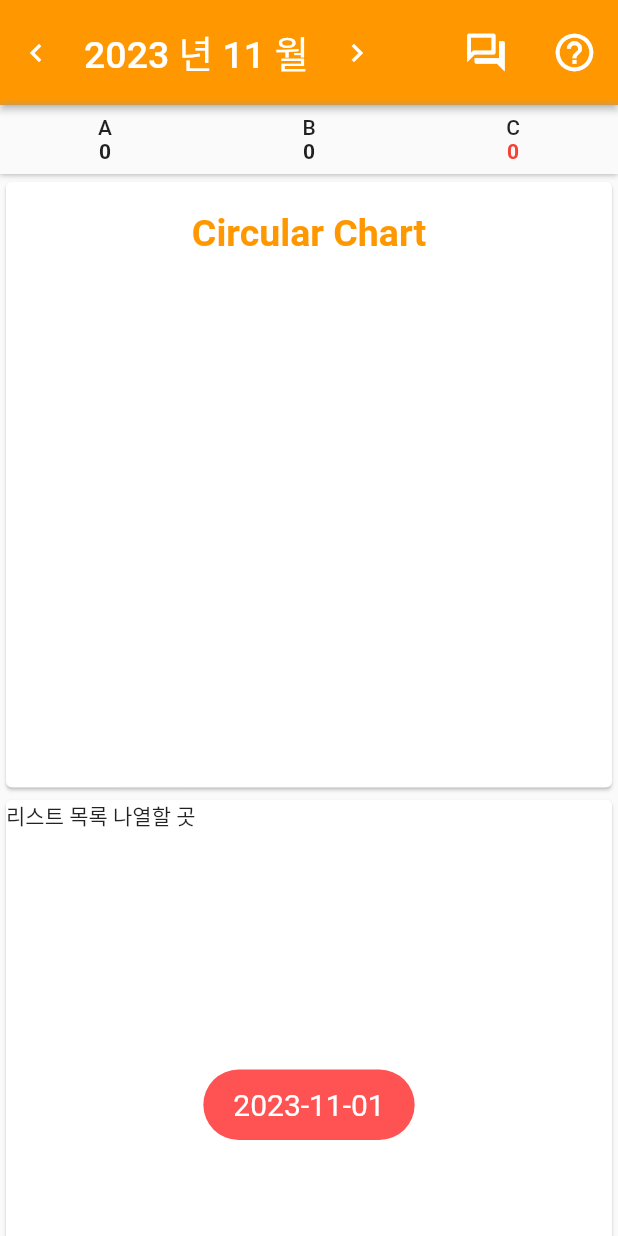
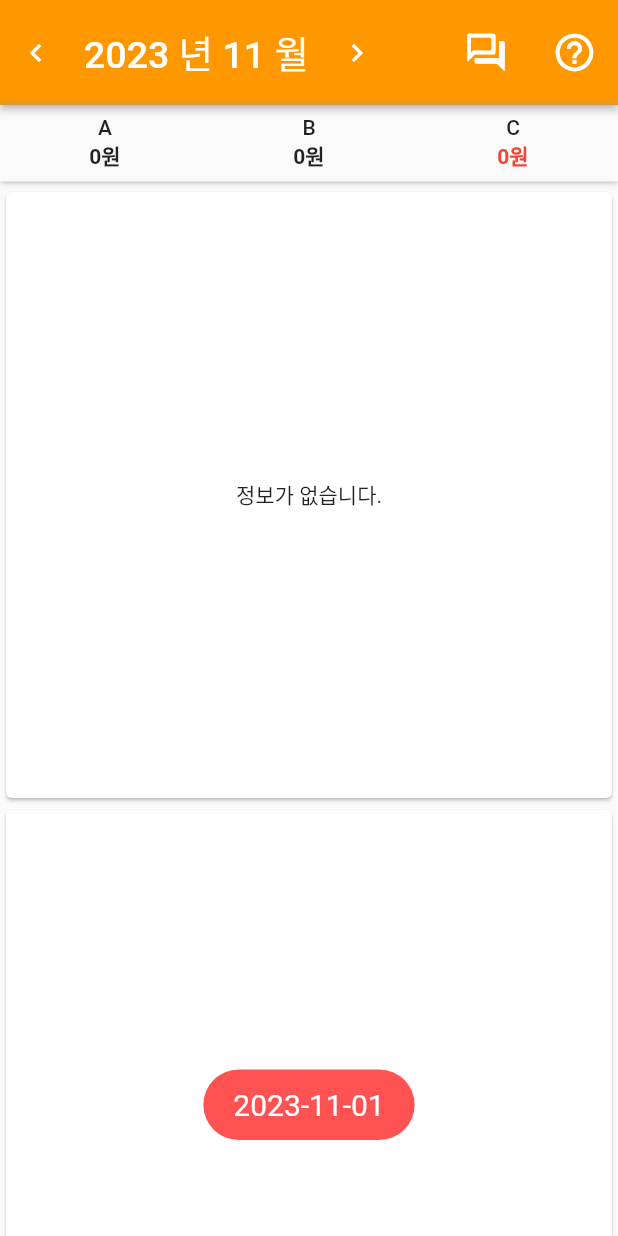
Before and after one commit to Kimhanyeol/ABC_Money_Diary, a Flutter app: the StatisticScreen screen opened directly, after a tap on the "chevron left" icon, after a tap on the "chevron right" icon, after a tap on the "question answer" icon, on a phone screen of 412 x 824 dp. Run offline on Flutter 3.47's test engine with Material 2 defaults, Android fonts, the phone set to English and light mode, and no system bars; drawn by our look-alikes of fl_chart; our stand-ins replace flutter_holo_date_picker, fluttertoast, grouped_list, image_picker, sqflite, table_calendar; accounts and stored records are empty; Roboto replaces fonts that are missing (Yeongdeok-Sea).

Commit message:
[Add] List Chart - 선택한 달의 지출 통계를 리스트로 나타내는 화면 구현 - calendar Screen에서 가계부가 없는 날짜를 선택 시 안내사항이 나오게 수정

```diff
--- a/lib/widgets/day_diary_detail_widget.dart
+++ b/lib/screens/diary_directory/day_diary_detail_widget.dart
@@ -4,9 +4,9 @@ import 'package:abc_money_diary/screens/home_screen.dart';
 import 'package:flutter/material.dart';
 import 'package:intl/intl.dart';
 
-import '../models/diary_model.dart';
-import '../repository/sql_diary_crud_repository.dart';
-import '../screens/diary_directory/modify_diary_screen.dart';
+import '../../models/diary_model.dart';
+import '../../repository/sql_diary_crud_repository.dart';
+import 'modify_diary_screen.dart';
 
 class DayDiaryDetailWidget extends StatefulWidget {
   final Diary diary;
--- a/lib/widgets/day_diary_widget.dart
+++ b/lib/screens/diary_directory/day_diary_widget.dart
@@ -3,7 +3,7 @@
 import 'package:flutter/material.dart';
 import 'package:intl/intl.dart';
 
-import '../models/diary_model.dart';
+import '../../models/diary_model.dart';
 import 'day_diary_detail_widget.dart';
 
 class DayDiaryWidget extends StatefulWidget {
--- a/lib/screens/diary_directory/diary_screen.dart
+++ b/lib/screens/diary_directory/diary_screen.dart
@@ -11,7 +11,7 @@ import 'package:fluttertoast/fluttertoast.dart';
 import 'package:grouped_list/grouped_list.dart';
 import 'package:intl/intl.dart';
 
-import '../../widgets/day_diary_widget.dart';
+import 'day_diary_widget.dart';
 import '../../widgets/total_abc_money.dart';
 
 class DiaryScreen extends StatefulWidget {
@@ -136,6 +136,7 @@ class _DiaryScreenState extends State<DiaryScreen> {
                     child: Text('Not Support Sqflite'),
                   );
                 }
+
                 if (snapshot.hasData) {
                   var datas = snapshot.data;
                   return GroupedListView(
@@ -167,6 +168,7 @@ class _DiaryScreenState extends State<DiaryScreen> {
                     },
                   );
                 }
+
                 else {
                   return Center(
                     child: CircularProgressIndicator(),
--- a/lib/screens/home_screen.dart
+++ b/lib/screens/home_screen.dart
@@ -1,7 +1,7 @@
 import 'package:abc_money_diary/screens/calendar_screen.dart';
 import 'package:abc_money_diary/screens/diary_directory/diary_screen.dart';
 import 'package:abc_money_diary/screens/etc_screen.dart';
-import 'package:abc_money_diary/screens/statistics_screen.dart';
+import 'package:abc_money_diary/screens/statistic_directory/statistics_screen.dart';
 import 'package:flutter/material.dart';
 import 'package:fluttertoast/fluttertoast.dart';
 
--- a/lib/widgets/circle_category_widget.dart
+++ b/lib/screens/statistic_directory/circle_category_screen.dart
@@ -2,22 +2,22 @@ import 'package:abc_money_diary/widgets/pair.dart';
 import 'package:fl_chart/fl_chart.dart';
 import 'package:flutter/material.dart';
 
-import '../theme/textOutLine.dart';
+import '../../theme/textOutLine.dart';
 
-class CircleCategoryWidget extends StatefulWidget {
+class CircleCategoryScreen extends StatefulWidget {
   final List<Pair> categoryMoney;
   final Map<String, String> categoryMap;
 
-  const CircleCategoryWidget(
+  const CircleCategoryScreen(
       {super.key,
       required this.categoryMoney,
       required this.categoryMap});
 
   @override
-  State<CircleCategoryWidget> createState() => _CircleCategoryWidgetState();
+  State<CircleCategoryScreen> createState() => _CircleCategoryScreenState();
 }
 
-class _CircleCategoryWidgetState extends State<CircleCategoryWidget> {
+class _CircleCategoryScreenState extends State<CircleCategoryScreen> {
   @override
   Widget build(BuildContext context) {
     return AspectRatio(
@@ -78,18 +78,17 @@ class _CircleCategoryWidgetState extends State<CircleCategoryWidget> {
     List<PieChartSectionData> list = [];
 
     int sum = 0;
-    int ind = 0;
+    int index = 0;
     for (int i = 0; i < widget.categoryMoney.length; i++) {
       int money = widget.categoryMoney[i].b;
       //if( money > 0 ) break;
       sum += money;
-      ind++;
+      index++;
     }
-    print("Sum: $sum");
 
-    int hop = ind < 5 ? 200 : 100;
+    int hop = index < 5 ? 200 : 100;
 
-    for (int i = 0; i < ind && i < 9; i++) {
+    for (int i = 0; i < index && i < 9; i++) {
       final isTouched = i == touchedIndex;
       final radius = isTouched ? 70.0 : 60.0;
 
@@ -100,12 +99,13 @@ class _CircleCategoryWidgetState extends State<CircleCategoryWidget> {
       //추후 이미지로 바꿀 수도 있음
       String categoryIcon = "*";
 
-      if (widget.categoryMap.containsKey(category))
+      if (widget.categoryMap.containsKey(category)) {
         categoryIcon = widget.categoryMap[category]!;
+      }
 
       list.add(PieChartSectionData(
         //차트 색깔 선택부분인데 맘에 드는 색깔이 없음 흠;;
-        color: Colors.purple[(ind - i) * hop],
+        color: Colors.blue[(index - i) * hop],
         title: '',
         value: per,
         radius: radius,
@@ -117,7 +117,7 @@ class _CircleCategoryWidgetState extends State<CircleCategoryWidget> {
               style: TextStyle(color: Colors.orange),
             ),
           ),
-          backgroundColor: Colors.orange[(ind - i) * hop]!,
+          backgroundColor: Colors.orange[(index - i) * hop]!,
           label: isTouched
               ? TextOutline(
                   text: "$category: ${(per).toStringAsFixed(2)}%",
--- a/lib/screens/statistics_screen.dart
+++ b/lib/screens/statistic_directory/statistics_screen.dart
@@ -1,6 +1,7 @@
 import 'package:abc_money_diary/repository/sql_diary_crud_repository.dart';
-import 'package:abc_money_diary/widgets/circle_category_widget.dart';
-import 'package:abc_money_diary/widgets/list_category_widget.dart';
+import 'package:abc_money_diary/screens/statistic_directory/circle_category_screen.dart';
+import 'package:abc_money_diary/screens/statistic_directory/list_category_screen.dart';
+import 'package:abc_money_diary/widgets/none_information_widget.dart';
 import 'package:abc_money_diary/widgets/pair.dart';
 import 'package:flutter/material.dart';
 import 'package:flutter/services.dart';
@@ -9,7 +10,7 @@ import 'package:flutter_holo_date_picker/i18n/date_picker_i18n.dart';
 import 'package:fluttertoast/fluttertoast.dart';
 import 'package:intl/intl.dart';
 
-import '../widgets/total_abc_money.dart';
+import '../../widgets/total_abc_money.dart';
 
 class StatisticScreen extends StatefulWidget {
   const StatisticScreen({super.key});
@@ -21,6 +22,13 @@ class StatisticScreen extends StatefulWidget {
 class _StatisticScreenState extends State<StatisticScreen> {
   late String diaryMonth;
   DateTime selectedDate = DateTime.now();
+
+  //돈 3글자마다 ',' 넣어주기
+  String moneyToCleanString(String money) {
+    int temp = int.parse(money);
+    String result = '${NumberFormat.decimalPattern('ko_KR').format(temp)}원';
+    return result;
+  }
 
   @override
   Widget build(BuildContext context) {
@@ -128,30 +136,45 @@ class _StatisticScreenState extends State<StatisticScreen> {
             child: SingleChildScrollView(
               child: Column(
                 children: [
-                  SizedBox(height: 1,),
+                  SizedBox(
+                    height: 3,
+                  ),
                   //원형 통계부분
                   FutureBuilder(
                     future: _getTotalCategory(diaryMonth),
                     initialData: [],
                     builder: (context, snapshot) {
-                      return CircleCategoryWidget(
+                      if(snapshot.data!.isEmpty){
+                        return NoneInformationWidget();
+                      }
+                      return CircleCategoryScreen(
                         categoryMap: categoryMap,
                         categoryMoney: categoryMoney,
                       );
                     },
                   ),
 
-                  //표 부분
+                  //리스트표 부분
                   FutureBuilder(
                     future: _getTotalCategory(diaryMonth),
                     initialData: [],
                     builder: (context, snapshot) {
-                      return ListCategoryWidget(
-                        categoryMap: categoryMap,
-                        categoryMoney: categoryMoney,
-                      );
+                      if(snapshot.data!.isEmpty){
+                        return NoneInformationWidget();
+                      }
+
+                      var datas = snapshot.data!.reversed.toList();
+                      int sum = 0;
+                      for (int i = 0; i < categoryMoney.length; i++) {
+                        int money = categoryMoney[i].b;
+                        sum += money;
+                      }
+
+                      return ListCategoryScreen(datas: datas ,sum: sum,);
                     },
                   ),
+
+
                 ],
               ),
             ),
@@ -165,7 +188,7 @@ class _StatisticScreenState extends State<StatisticScreen> {
   //setState 간단하게 update로 만들어둔 곳
   void update() => setState(() {});
 
-  /*-------------------------------------------appbar 관련 부분----------------------------------------------------------------*/
+  /*-------------------------------------------appbar 관련 부분 시작----------------------------------------------------------------*/
 
   //왼쪽 화살표
   void onTapLeftChevron() {
@@ -191,9 +214,9 @@ class _StatisticScreenState extends State<StatisticScreen> {
   //돈 입력 시 3자리마다 , 붙여주는 등 관련 설정
   String moneyToString(int money) => NumberFormat.decimalPattern('ko_KR').format(money);
 
-  /*-------------------------------------------appbar 관련 부분----------------------------------------------------------------*/
+  /*-------------------------------------------appbar 관련 부분 끝 끝----------------------------------------------------------------*/
 
-  /*----------------------------------------------원형 차트 관련 부분-----------------------------------------------------------*/
+  /*-----------------------------------------------차트 관련 부분 시작-----------------------------------------------------------*/
 
   List<Pair> categoryMoney = [];
   Map<String, String> categoryMap = {};
@@ -201,17 +224,11 @@ class _StatisticScreenState extends State<StatisticScreen> {
   Future<List<Pair>> _getTotalCategory(String month) async {
     List<Pair> newList = await SqlDiaryCrudRepository.getTotalCategory(month);
     categoryMoney = newList;
-    print(categoryMoney.length);
-    print("After sort:---------");
-    for (int i = 0; i < categoryMoney.length; i++) {
-      print("${categoryMoney[i].a} ${categoryMoney[i].b}");
-    }
     return categoryMoney;
   }
 
-/*----------------------------------------------원형 차트 관련 부분-----------------------------------------------------------*/
+/*---------------------------------------------------차트 관련 부분 끝-----------------------------------------------------------*/
 
-/*----------------------------------------------도표 관련 부분-----------------------------------------------------------*/
 
 
 
--- a/lib/theme/category.dart
+++ b/lib/theme/category.dart
@@ -1,3 +1,5 @@
+//추후 카테고리 추가 기능을 위해 만들어놓은 파일
+
 const category1 = '식비';
 const category2 = '교통/차량';
 const category3 = '문화생활';
--- a/lib/widgets/list_category_widget.dart
+++ /dev/null
@@ -1,25 +0,0 @@
-import 'package:abc_money_diary/widgets/pair.dart';
-import 'package:flutter/material.dart';
-
-class ListCategoryWidget extends StatefulWidget {
-  final List<Pair> categoryMoney;
-  final Map<String, String> categoryMap;
-
-  const ListCategoryWidget({super.key, required this.categoryMoney, required this.categoryMap});
-
-  @override
-  State<ListCategoryWidget> createState() => _ListCategoryWidgetState();
-}
-
-class _ListCategoryWidgetState extends State<ListCategoryWidget> {
-  @override
-  Widget build(BuildContext context) {
-    return AspectRatio(
-      aspectRatio: 1,
-      child: Card(
-        color: Colors.white,
-        child: Text('리스트 목록 나열할 곳'),
-      ),
-    );
-  }
-}
--- /dev/null
+++ b/lib/widgets/none_information_widget.dart
@@ -0,0 +1,18 @@
+import 'package:flutter/material.dart';
+
+class NoneInformationWidget extends StatelessWidget {
+  const NoneInformationWidget({super.key});
+
+  @override
+  Widget build(BuildContext context) {
+    return AspectRatio(
+      aspectRatio: 1,
+      child: Card(
+        color: Colors.white,
+        child: Center(
+          child: Text('정보가 없습니다.'),
+        ),
+      ),
+    );
+  }
+}
--- a/lib/widgets/total_abc_money.dart
+++ b/lib/widgets/total_abc_money.dart
@@ -29,7 +29,7 @@ class TotalAbcMoney extends StatelessWidget {
     //돈 3글자마다 ',' 넣어주기
     String moneyToCleanString(String money){
       int temp = int.parse(money);
-      String result = NumberFormat.decimalPattern('ko_KR').format(temp);
+      String result = '${NumberFormat.decimalPattern('ko_KR').format(temp)}원';
       return result;
     }
 
```
Also changed, not shown: lib/repository/sql_diary_crud_repository.dart (+16 -1 lines), lib/screens/calendar_screen.dart (+18 -2 lines), lib/screens/statistic_directory/list_category_screen.dart (added, +107 -0 lines), lib/widgets/pair.dart (line endings or trailing spaces).
